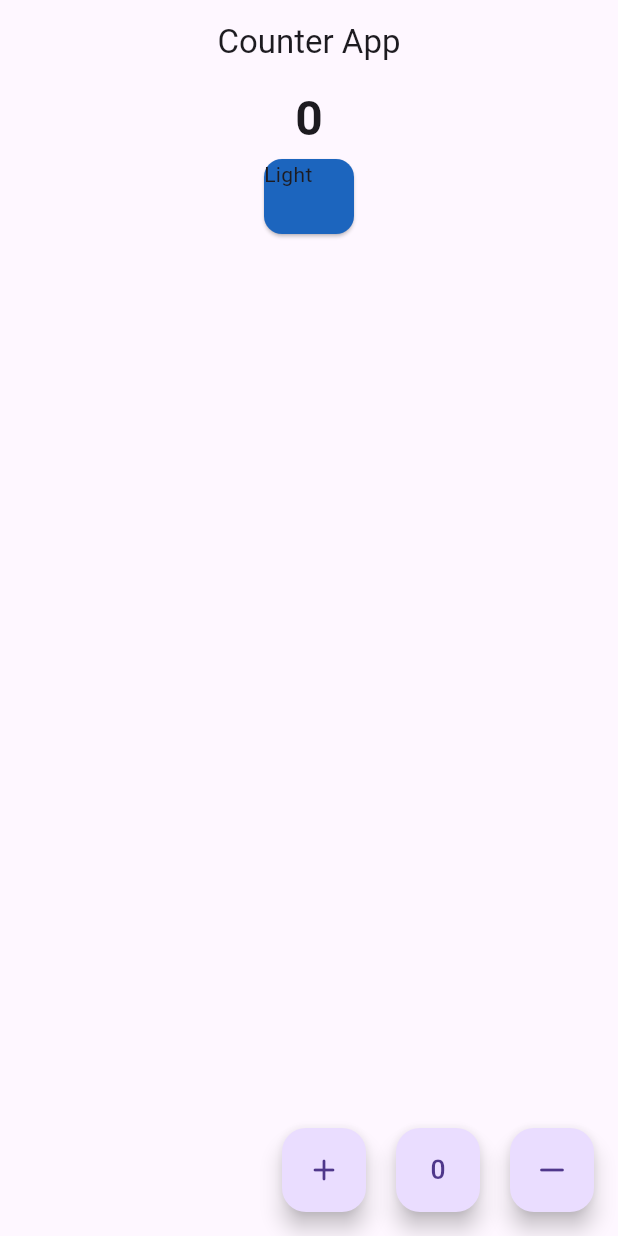
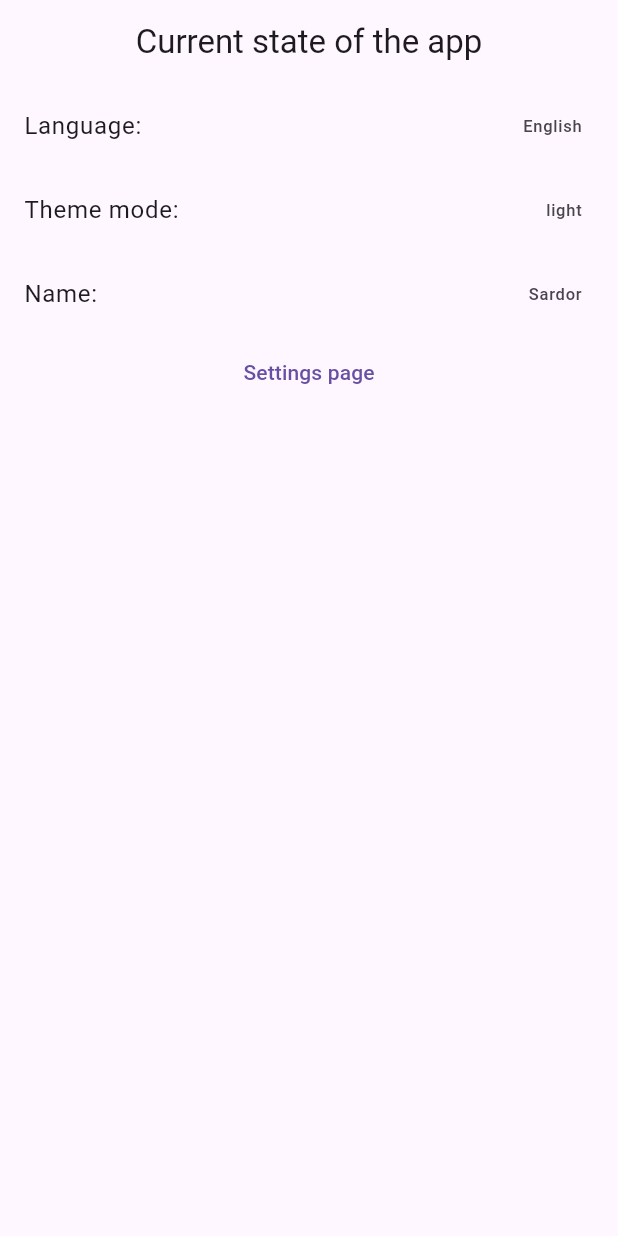
Before and after one commit to USardorB/playground, a Flutter app: the screen it shows after launch, on a phone screen of 412 x 824 dp. Run offline on Flutter 3.47's test engine with Material 3 defaults, Android fonts, the phone set to English and light mode, and no system bars.

Commit message:
working inheritedmodel but with callback issue

```diff
--- a/lib/app.dart
+++ b/lib/app.dart
@@ -1,26 +1,39 @@
+import 'dart:developer';
+
 import 'package:flutter/material.dart';
 import 'package:playground/home_page.dart';
-import 'package:playground/theme_inherited_widget.dart';
+import 'package:playground/settings_inherited_model.dart';
 
-class CounterApp extends StatefulWidget {
-  const CounterApp({super.key});
+class MiniApp extends StatefulWidget {
+  const MiniApp({super.key});
 
   @override
-  State<CounterApp> createState() => _CounterAppState();
+  State<MiniApp> createState() => _MiniAppState();
 }
 
-class _CounterAppState extends State<CounterApp> {
+class _MiniAppState extends State<MiniApp> {
   bool isDark = false;
+  String name = 'Sardor';
+  String language = 'English';
+
   @override
   Widget build(BuildContext context) {
+    log('MiniApp got (re)build');
     return MaterialApp(
       title: 'Test App',
       debugShowCheckedModeBanner: false,
-      home: ThemeInheritedWidget(
-        isDark,
-        callback: () => setState(() {
-          isDark = !isDark;
-        }),
+      home: SettingsInheritedModel(
+        language: language,
+        isDark: isDark,
+        name: name,
+        onLanguageChanged: (value) {
+          log('Language has been changed');
+          setState(() {
+            language = value!.name;
+          });
+        },
+        onThemeChanged: (value) => setState(() => isDark = value),
+        onNameChanged: (value) => setState(() => name = value),
         child: const HomePage(),
       ),
     );
--- a/lib/counter_service.dart
+++ /dev/null
@@ -1,12 +0,0 @@
-import 'package:flutter/material.dart';
-
-class CounterService extends ValueNotifier<int> {
-  CounterService._internal(super.value);
-
-  static final _instance = CounterService._internal(0);
-  factory CounterService() => _instance;
-
-  int inc() => value++;
-  int dec() => value == 0 ? 0 : value--;
-  int reset() => value = 0;
-}
--- a/lib/home_page.dart
+++ b/lib/home_page.dart
@@ -1,82 +1,77 @@
-import 'dart:math';
+import 'dart:developer';
 
 import 'package:flutter/material.dart';
-import 'package:playground/counter_service.dart';
-import 'package:playground/theme_inherited_widget.dart';
+import 'package:playground/settings_inherited_model.dart';
+import 'package:playground/settings_page.dart';
 
 class HomePage extends StatelessWidget {
-  const HomePage({
-    super.key,
-  });
+  const HomePage({super.key});
 
-  /// Not gonna be rebuild thanks for [NewWidget]'s [dependOnInheritedWidgetOfExactType]
   @override
   Widget build(BuildContext context) {
-    print('HomeBeingRebuild');
+    log('HomePage got (re)build');
     return Scaffold(
-      appBar: AppBar(title: const Text('Counter App'), centerTitle: true),
+      appBar: AppBar(
+        title: const Text('Current state of the app'),
+        centerTitle: true,
+      ),
       body: Center(
         child: Column(
           children: [
-            ValueListenableBuilder<int>(
-              valueListenable: CounterService(),
-              builder: (context, value, child) {
-                return Text(
-                  value.toString(),
-                  style: const TextStyle(
-                      fontSize: 32, fontWeight: FontWeight.w700),
-                );
-              },
-            ),
-            const NewWidget()
+            const LanguageWidget(),
+            const ThemeWidget(),
+            const NameWidget(),
+            TextButton(
+              onPressed: () async => await Navigator.push(
+                context,
+                MaterialPageRoute(
+                  builder: (context) => const SettingsPage(),
+                ),
+              ),
+              child: const Text('Settings page'),
+            )
           ],
-        ),
-      ),
-      floatingActionButton:
-          Row(mainAxisAlignment: MainAxisAlignment.end, spacing: 20, children: [
-        FloatingActionButton(
-          onPressed: CounterService().inc,
-          heroTag: 'HERO1',
-          child: const Icon(Icons.add_rounded),
-        ),
-        FloatingActionButton(
-          onPressed: CounterService().reset,
-          heroTag: 'HERO2',
-          child: const Icon(Icons.exposure_zero),
-        ),
-        FloatingActionButton(
-          onPressed: CounterService().dec,
-          heroTag: 'HERO3',
-          child: const Icon(Icons.horizontal_rule_rounded),
-        ),
-      ]),
-    );
-  }
-}
-
-class NewWidget extends StatelessWidget {
-  const NewWidget({super.key});
-
-  @override
-  Widget build(BuildContext context) {
-    print('NERwDWID');
-    final random = Random();
-    final inherited = ThemeInheritedWidget.of(context);
-    return InkWell(
-      onTap: inherited?.callback,
-      child: Card(
-        color: Color.fromARGB(
-          255, // Full opacity
-          random.nextInt(256),
-          random.nextInt(256),
-          random.nextInt(256),
-        ),
-        child: SizedBox(
-          height: 50,
-          width: 60,
-          child: Text((inherited?.isDark ?? false) ? 'Dark' : 'Light'),
         ),
       ),
     );
   }
 }
+
+class LanguageWidget extends StatelessWidget {
+  const LanguageWidget({super.key});
+
+  @override
+  Widget build(BuildContext context) {
+    log('LanguageWidget got (re)build');
+    final model = SettingsInheritedModel.of(context, SettingsAspect.language)!;
+    return ListTile(
+      title: const Text('Language:'),
+      trailing: Text(model.language),
+    );
+  }
+}
+
+class ThemeWidget extends StatelessWidget {
+  const ThemeWidget({super.key});
+
+  @override
+  Widget build(BuildContext context) {
+    log('ThemeWidget got (re)build');
+    final model = SettingsInheritedModel.of(context, SettingsAspect.theme)!;
+    return ListTile(
+      title: const Text('Theme mode:'),
+      trailing: Text(model.isDark ? "dark" : 'light'),
+    );
+  }
+}
+
+class NameWidget extends StatelessWidget {
+  const NameWidget({super.key});
+
+  @override
+  Widget build(BuildContext context) {
+    log('NameWidget got (re)build');
+    final model = SettingsInheritedModel.of(context, SettingsAspect.name)!;
+    return ListTile(title: const Text('Name:'), trailing: Text(model.name));
+  }
+}
--- a/lib/main.dart
+++ b/lib/main.dart
@@ -1,6 +1,4 @@
 import 'package:flutter/material.dart';
 import 'package:playground/app.dart';
 
-void main(List<String> args) {
-  runApp(const CounterApp());
-}
+void main(List<String> args) => runApp(const MiniApp());
--- /dev/null
+++ b/lib/settings_inherited_model.dart
@@ -0,0 +1,64 @@
+import 'dart:developer';
+
+import 'package:flutter/material.dart';
+import 'package:playground/settings_page.dart';
+
+class SettingsInheritedModel extends InheritedModel<SettingsAspect> {
+  final String language;
+  final bool isDark;
+  final String name;
+  final ValueChanged<Language?> onLanguageChanged;
+  final ValueChanged<bool> onThemeChanged;
+  final ValueChanged<String> onNameChanged;
+
+  const SettingsInheritedModel({
+    required this.language,
+    required this.isDark,
+    required this.name,
+    required this.onLanguageChanged,
+    required this.onThemeChanged,
+    required this.onNameChanged,
+    required super.child,
+    super.key,
+  });
+
+  @override
+  bool updateShouldNotify(covariant SettingsInheritedModel oldWidget) {
+    log('updateShouldNotify');
+
+    return (language, isDark, name) !=
+        (oldWidget.language, oldWidget.isDark, oldWidget.name);
+  }
+
+  @override
+  bool updateShouldNotifyDependent(
+    covariant SettingsInheritedModel oldWidget,
+    Set<SettingsAspect> dependencies,
+  ) {
+    log('updateShouldNotifyDependent');
+    if (oldWidget.isDark != isDark ||
+        dependencies.contains(SettingsAspect.theme)) {
+      return true;
+    }
+    if (oldWidget.language != language ||
+        dependencies.contains(SettingsAspect.language)) {
+      return true;
+    }
+    if (oldWidget.name != name || dependencies.contains(SettingsAspect.name)) {
+      return true;
+    }
+    return false;
+  }
+
+  static SettingsInheritedModel? of(
+    BuildContext context,
+    SettingsAspect aspect,
+  ) {
+    return InheritedModel.inheritFrom<SettingsInheritedModel>(
+      context,
+      aspect: aspect,
+    );
+  }
+}
+
+enum SettingsAspect { language, theme, name }
--- /dev/null
+++ b/lib/settings_page.dart
@@ -0,0 +1,63 @@
+import 'dart:developer';
+
+import 'package:flutter/cupertino.dart';
+import 'package:flutter/material.dart';
+import 'package:playground/settings_inherited_model.dart';
+
+class SettingsPage extends StatelessWidget {
+  const SettingsPage({super.key});
+
+  @override
+  Widget build(BuildContext context) {
+    log('SettingsPage got (re)build');
+    return Scaffold(
+      appBar: AppBar(
+        title: const Text('Settings'),
+        centerTitle: true,
+      ),
+      body: Center(
+        child: Column(
+          children: [
+            ListTile(
+              title: const Text('Language:'),
+              trailing: DropdownMenu<Language>(
+                dropdownMenuEntries: const [
+                  DropdownMenuEntry(value: Language.en, label: 'English'),
+                  DropdownMenuEntry(value: Language.ru, label: 'Russian'),
+                  DropdownMenuEntry(value: Language.uz, label: 'Uzbek'),
+                ],
+                onSelected: (value) {
+                  SettingsInheritedModel.of(
+                    context,
+                    SettingsAspect.language,
+                  )?.onLanguageChanged(value);
+                },
+              ),
+            ),
+            ListTile(
+              title: const Text('Is Dark:'),
+              trailing: CupertinoSwitch(
+                value: true,
+                onChanged: SettingsInheritedModel.of(
+                  context,
+                  SettingsAspect.language,
+                )?.onThemeChanged,
+              ),
+            ),
+            TextField(
+              decoration: const InputDecoration(
+                label: Text('Name:'),
+              ),
+              onSubmitted: SettingsInheritedModel.of(
+                context,
+                SettingsAspect.language,
+              )?.onNameChanged,
+            ),
+          ],
+        ),
+      ),
+    );
+  }
+}
+
+enum Language { en, uz, ru }
--- a/lib/theme_inherited_widget.dart
+++ /dev/null
@@ -1,23 +0,0 @@
-import 'package:flutter/material.dart';
-
-class ThemeInheritedWidget extends InheritedWidget {
-  final bool isDark;
-  final VoidCallback callback;
-
-  const ThemeInheritedWidget(
-    this.isDark, {
-    required this.callback,
-    super.key,
-    required super.child,
-  });
-
-  @override
-  bool updateShouldNotify(covariant ThemeInheritedWidget oldWidget) {
-    // ignore: avoid_print
-    return isDark != oldWidget.isDark;
-  }
-
-  static ThemeInheritedWidget? of(BuildContext context) {
-    return context.dependOnInheritedWidgetOfExactType<ThemeInheritedWidget>();
-  }
-}
```
